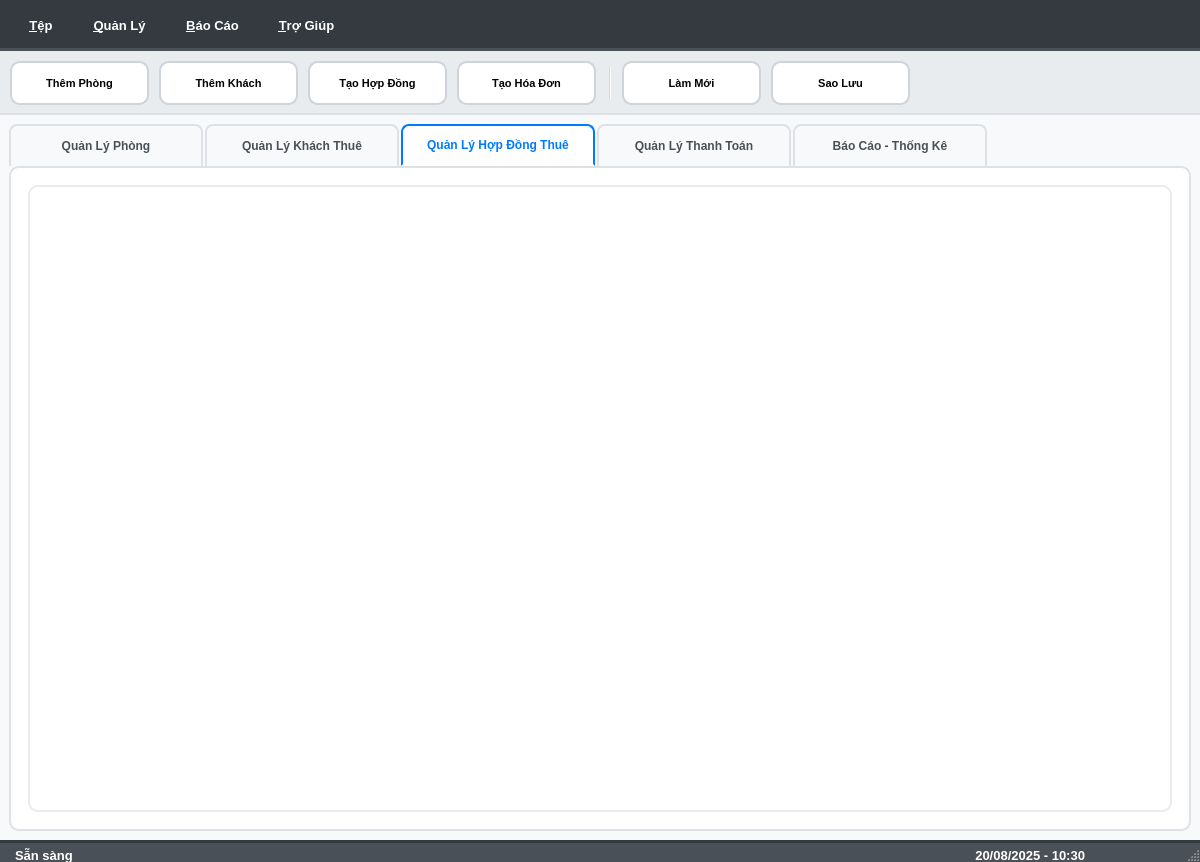
This is ui/design/admin_main.ui in huymatthew/PBL02 as Qt 5 draws it before an edit. The edited form follows.
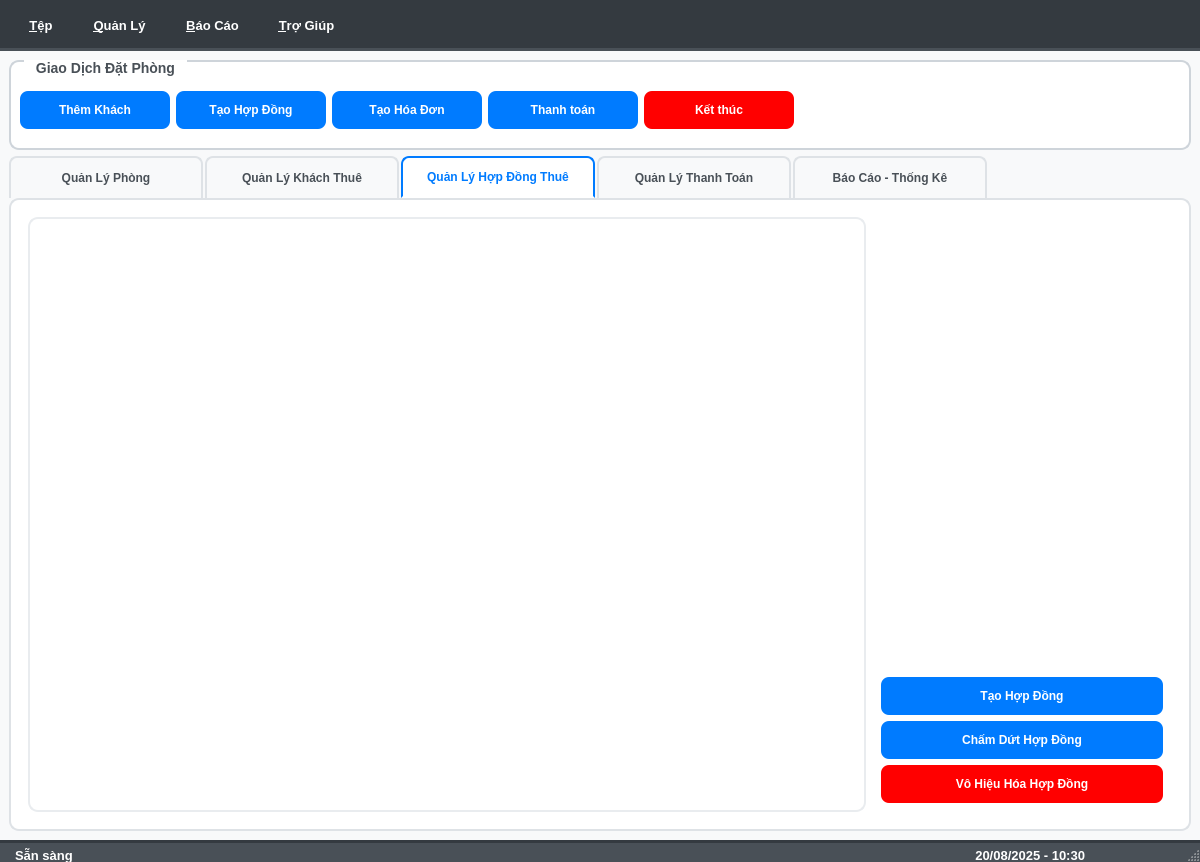
This is the edited form. The open tabs and pages were chosen to show the change. Icons and pictures are not drawn. Custom widgets are drawn as their Qt base class.

Commit message: ui: Change Tool Bar

```diff
--- a/ui/design/admin_main.ui
+++ b/ui/design/admin_main.ui
@@ -10,6 +10,12 @@
     <height>862</height>
    </rect>
   </property>
+  <property name="minimumSize">
+   <size>
+    <width>0</width>
+    <height>64</height>
+   </size>
+  </property>
   <property name="windowTitle">
    <string>Quản Lý Phòng Trọ - Admin</string>
   </property>
@@ -398,6 +404,72 @@
   </property>
   <widget class="QWidget" name="centralwidget">
    <layout class="QVBoxLayout" name="mainVerticalLayout">
+    <item>
+     <widget class="QGroupBox" name="groupBox">
+      <property name="minimumSize">
+       <size>
+        <width>0</width>
+        <height>90</height>
+       </size>
+      </property>
+      <property name="title">
+       <string>Giao Dịch Đặt Phòng</string>
+      </property>
+      <layout class="QHBoxLayout" name="horizontalLayout_2">
+       <item>
+        <widget class="QPushButton" name="addTenantButtonB">
+         <property name="text">
+          <string>Thêm Khách</string>
+         </property>
+        </widget>
+       </item>
+       <item>
+        <widget class="QPushButton" name="addContractButtonB">
+         <property name="text">
+          <string>Tạo Hợp Đồng</string>
+         </property>
+        </widget>
+       </item>
+       <item>
+        <widget class="QPushButton" name="addBillButtonB">
+         <property name="text">
+          <string>Tạo Hóa Đơn</string>
+         </property>
+        </widget>
+       </item>
+       <item>
+        <widget class="QPushButton" name="pushButton_2">
+         <property name="text">
+          <string>Thanh toán</string>
+         </property>
+        </widget>
+       </item>
+       <item>
+        <widget class="QPushButton" name="shutdownButton">
+         <property name="styleSheet">
+          <string notr="true">background-color:red;</string>
+         </property>
+         <property name="text">
+          <string>Kết thúc</string>
+         </property>
+        </widget>
+       </item>
+       <item>
+        <spacer name="horizontalSpacer_2">
+         <property name="orientation">
+          <enum>Qt::Horizontal</enum>
+         </property>
+         <property name="sizeHint" stdset="0">
+          <size>
+           <width>40</width>
+           <height>20</height>
+          </size>
+         </property>
+        </spacer>
+       </item>
+      </layout>
+     </widget>
+    </item>
     <item>
      <widget class="QTabWidget" name="mainTabWidget">
       <property name="enabled">
@@ -963,6 +1035,55 @@
           </attribute>
          </widget>
         </item>
+        <item>
+         <widget class="QWidget" name="widget_4" native="true">
+          <property name="minimumSize">
+           <size>
+            <width>300</width>
+            <height>0</height>
+           </size>
+          </property>
+          <layout class="QVBoxLayout" name="verticalLayout_4">
+           <item>
+            <spacer name="verticalSpacer">
+             <property name="orientation">
+              <enum>Qt::Vertical</enum>
+             </property>
+             <property name="sizeHint" stdset="0">
+              <size>
+               <width>20</width>
+               <height>40</height>
+              </size>
+             </property>
+            </spacer>
+           </item>
+           <item>
+            <widget class="QPushButton" name="addContractButton">
+             <property name="text">
+              <string>Tạo Hợp Đồng</string>
+             </property>
+            </widget>
+           </item>
+           <item>
+            <widget class="QPushButton" name="endContractButton">
+             <property name="text">
+              <string>Chấm Dứt Hợp Đồng</string>
+             </property>
+            </widget>
+           </item>
+           <item>
+            <widget class="QPushButton" name="unableContractButton">
+             <property name="styleSheet">
+              <string notr="true">background-color:red;</string>
+             </property>
+             <property name="text">
+              <string>Vô Hiệu Hóa Hợp Đồng</string>
+             </property>
+            </widget>
+           </item>
+          </layout>
+         </widget>
+        </item>
         <item>
          <layout class="QVBoxLayout" name="contractControlsLayout"/>
         </item>
@@ -1570,42 +1691,6 @@
     </property>
    </widget>
   </widget>
-  <widget class="QToolBar" name="toolBar">
-   <property name="maximumSize">
-    <size>
-     <width>16777215</width>
-     <height>80</height>
-    </size>
-   </property>
-   <property name="windowTitle">
-    <string>Thanh Công Cụ</string>
-   </property>
-   <property name="movable">
-    <bool>false</bool>
-   </property>
-   <property name="iconSize">
-    <size>
-     <width>16</width>
-     <height>16</height>
-    </size>
-   </property>
-   <property name="toolButtonStyle">
-    <enum>Qt::ToolButtonTextOnly</enum>
-   </property>
-   <attribute name="toolBarArea">
-    <enum>TopToolBarArea</enum>
-   </attribute>
-   <attribute name="toolBarBreak">
-    <bool>false</bool>
-   </attribute>
-   <addaction name="actionQuickAddRoom"/>
-   <addaction name="actionQuickAddTenant"/>
-   <addaction name="actionQuickAddContract"/>
-   <addaction name="actionQuickAddBill"/>
-   <addaction name="separator"/>
-   <addaction name="actionRefresh"/>
-   <addaction name="actionBackup"/>
-  </widget>
   <action name="actionNewProject">
    <property name="icon">
     <iconset>
```
Left out of the diff: 14 changed lines with no effect on the pictures. The commit also changes 4 other files.
